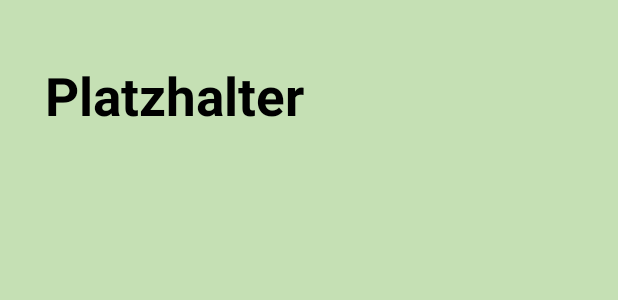
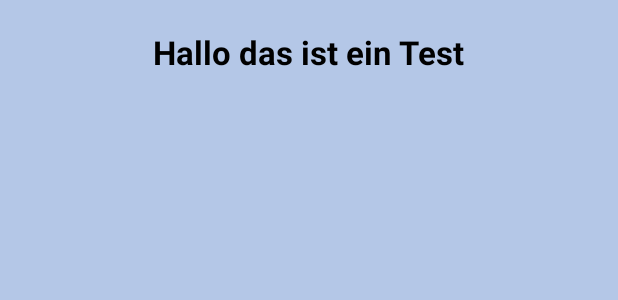
Before and after one commit to aquatorze/FAIRlaufen, an Android app: the layout activity_description.xml on its own in the app's theme, with its tools: preview values and no code run, on a phone screen of 412 x 824 dp. Shown: the top 300 px of the screen. Run offline under Robolectric (Android 15) with nearby library versions, the phone set to English and light mode, and no system bars.

Commit message:
Description Activity fertig (ohne Bild)

```diff
--- a/app/src/main/java/com/tudresden/fairlaufen/DescriptionActivity.java
+++ b/app/src/main/java/com/tudresden/fairlaufen/DescriptionActivity.java
@@ -1,12 +1,29 @@
 package com.tudresden.fairlaufen;
 
 import androidx.appcompat.app.AppCompatActivity;
+import com.tudresden.fairlaufen.DatabaseHelper;
 
 import android.content.Intent;
+import android.graphics.Bitmap;
+import android.graphics.BitmapFactory;
+import android.media.Image;
 import android.os.Bundle;
+import android.util.Base64;
+import android.widget.ImageView;
 import android.widget.TextView;
+import android.database.Cursor;
+import android.database.SQLException;
+import android.database.sqlite.SQLiteDatabase;
+
+import java.io.ByteArrayInputStream;
+import java.io.InputStream;
+import java.sql.Blob;
 
 public class DescriptionActivity extends AppCompatActivity {
+
+    DatabaseHelper dbHelper;
+    SQLiteDatabase database;
+    Cursor dbCursor;
 
     @Override
     protected void onCreate(Bundle savedInstanceState) {
@@ -15,12 +32,49 @@ public class DescriptionActivity extends AppCompatActivity {
 
         //Intent von der MapActivity, es wird die ID des angeklickten Ortes übergeben
         Intent intent = getIntent();
-        TextView textView = findViewById(R.id.text_description);
         int id = intent.getIntExtra("id",1);
-        textView.setText("" + id);
+
+
+        dbHelper = new DatabaseHelper(this);
+        database = dbHelper.getReadableDatabase();// initialize the database object
+        dbCursor = database.rawQuery("SELECT * FROM fairPlaces WHERE place_ID = ?",
+                new String[] {String.valueOf(id)});
+
+
+        //define different Text Views from xml file
+        TextView NamenTextView = findViewById(R.id.Namen);
+        TextView KategorieTextView = findViewById(R.id.Kategorie);
+        TextView BeschreibungTextView = findViewById(R.id.Beschreibung);
+        TextView AdresseTextView = findViewById(R.id.Adresse);
+        TextView WebdresseTextView = findViewById(R.id.Webadresse);
+        //ImageView BildImageView = findViewById(R.id.Bild);
+
+        //get string of the columns
+        if (dbCursor.moveToFirst()) { // check if the cursor is empty
+            String name = dbCursor.getString(dbCursor.getColumnIndex("name"));
+            String category = dbCursor.getString(dbCursor.getColumnIndex("category"));
+            String description = dbCursor.getString(dbCursor.getColumnIndex("description"));
+            String adress = dbCursor.getString(dbCursor.getColumnIndex("adress"));
+            String url = dbCursor.getString(dbCursor.getColumnIndex("url"));
+
+
+            //retrieve image data as a byte array
+            //byte[] photos= dbCursor.getBlob(dbCursor.getColumnIndex("image"));
+            //convert the byte array to bitmap object
+            //Bitmap imagebitmap = BitmapFactory.decodeByteArray(photos, 0, photos.length);
+
+
+            //set text to textviews
+            NamenTextView.setText(name);
+            KategorieTextView.setText(category);
+            //BildImageView.setImageBitmap(imagebitmap);
+            BeschreibungTextView.setText(description);
+            AdresseTextView.setText(adress);
+            WebdresseTextView.setText(url);
+
+        }
+
+        dbCursor.close(); // close the cursor when you are finished with it
 
     }
 }
-
-//über select, cursor (Seite 3) in java activity
-// im layout verschiedene text views festlegen als Platzhalter
--- a/app/src/main/res/layout/activity_description.xml
+++ b/app/src/main/res/layout/activity_description.xml
@@ -1,18 +1,85 @@
 <?xml version="1.0" encoding="utf-8"?>
+
+<ScrollView xmlns:android="http://schemas.android.com/apk/res/android"
+    android:layout_width="match_parent"
+    android:layout_height="match_parent"
+    android:background="@color/background_bluegrey">
+
     <RelativeLayout xmlns:android="http://schemas.android.com/apk/res/android"
         android:layout_width="match_parent"
         android:layout_height="match_parent"
-    android:background="@color/background_green"
-    >
+        android:background="@color/background_bluegrey">
+
         <TextView
-        android:id="@+id/text_description"
+            android:id="@+id/Namen"
+            android:text="Hallo das ist ein Test"
+            android:layout_centerHorizontal="true"
             android:layout_width="wrap_content"
             android:layout_height="wrap_content"
-        android:text="Platzhalter"
             android:textColor="@color/text_black"
-        android:textSize="35sp"
+            android:textSize="22sp"
             android:textStyle="bold"
+            android:layout_marginTop="20sp"
+            android:layout_marginLeft="30sp"
+            android:layout_marginRight="30sp"/>
+
+        <TextView
+            android:id="@+id/Kategorie"
+            android:layout_centerHorizontal="true"
+            android:layout_width="wrap_content"
+            android:layout_height="wrap_content"
+            android:textStyle="italic"
+            android:layout_below="@id/Namen"
+            android:textColor="@color/text_black"
+            android:textSize="18sp"
+            android:layout_marginTop="10dp"
+            android:layout_marginLeft="30sp"
+            android:layout_marginRight="30sp"/>
+
+        <!--<ImageView
+            android:id="@+id/Bild"
+            android:layout_width="wrap_content"
+            android:layout_height="wrap_content"
+            android:layout_centerHorizontal="true"
+            android:scaleType="centerCrop"
+            android:layout_below="@id/Kategorie"
+            android:layout_marginTop="10dp"
+            android:layout_marginLeft="30sp"
+            android:layout_marginRight="30sp"/> -->
+
+        <TextView
+            android:id="@+id/Beschreibung"
+            android:layout_centerHorizontal="false"
+            android:layout_width="wrap_content"
+            android:layout_height="wrap_content"
+            android:layout_below="@id/Kategorie"
+            android:textColor="@color/text_black"
+            android:textSize="18sp"
             android:layout_marginTop="40sp"
+            android:layout_marginLeft="30sp"/>
+
+        <TextView
+            android:id="@+id/Adresse"
+            android:layout_centerHorizontal="false"
+            android:layout_width="wrap_content"
+            android:layout_height="wrap_content"
+            android:layout_below="@id/Beschreibung"
+            android:textColor="@color/text_black"
+            android:textSize="15sp"
+            android:layout_marginTop="30sp"
             android:layout_marginLeft="30sp"
-        />
+            android:layout_marginRight="30sp"/>
+
+        <TextView
+            android:id="@+id/Webadresse"
+            android:autoLink="web"
+            android:textColorLink="@color/darkblue"
+            android:layout_width="wrap_content"
+            android:layout_height="wrap_content"
+            android:layout_below="@id/Adresse"
+            android:textSize="15sp"
+            android:layout_marginTop="5sp"
+            android:layout_marginLeft="30sp"
+            android:layout_marginRight="30sp"/>
     </RelativeLayout>
+</ScrollView>
--- a/app/src/main/res/values/colors.xml
+++ b/app/src/main/res/values/colors.xml
@@ -4,6 +4,7 @@
     <color name="text_black">#000000</color>
     <color name="background_green">#C5E0B4</color>
     <color name="background_bluegrey">#B4C7E7</color>
+    <color name="darkblue"> #3E426D</color>
 
     <color name="purple_200">#FFBB86FC</color>
     <color name="purple_500">#FF6200EE</color>
```
Lines whose indentation alone changed are shown as unchanged.
